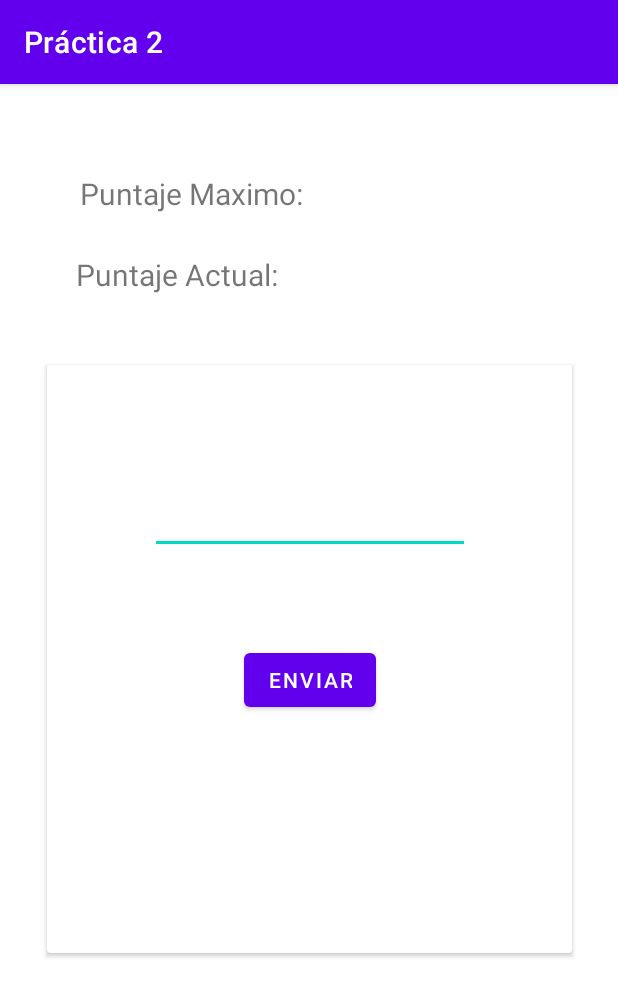
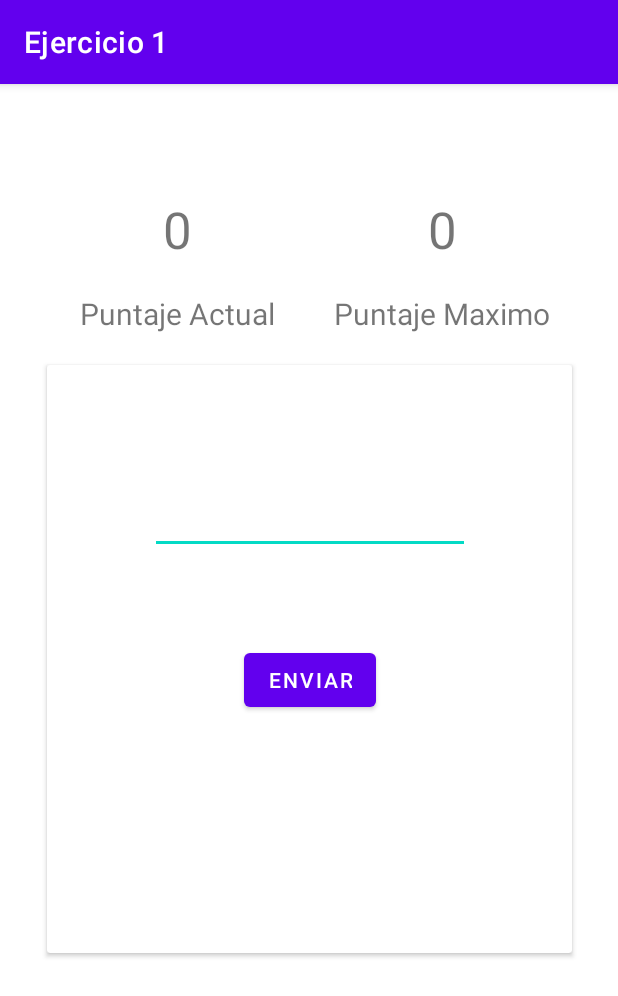
Before and after one commit to Augus611/Practica-2, an Android app: the Ejercicio1 screen opened directly, with no data from a screen before it, after a tap on "ENVIAR", on a phone screen of 412 x 824 dp. Shown: the top 996 px of the screen. Run offline under Robolectric (Android 15) with nearby library versions, the phone set to English and light mode, and no system bars.

Commit message:
Cambié el layout de la Práctica 1 y ahora muestra los puntajes actual y máximo.

```diff
--- a/app/src/main/AndroidManifest.xml
+++ b/app/src/main/AndroidManifest.xml
@@ -11,6 +11,7 @@
         android:theme="@style/Theme.Practica2">
         <activity
             android:name=".Ejercicio1"
+            android:label="Ejercicio 1"
             android:exported="false" />
         <activity
             android:name=".MainActivity"
--- a/app/src/main/java/com/grupo4/practica2/Ejercicio1.kt
+++ b/app/src/main/java/com/grupo4/practica2/Ejercicio1.kt
@@ -6,6 +6,7 @@ import androidx.appcompat.app.AppCompatActivity
 import android.os.Bundle
 import android.view.View
 import android.widget.EditText
+import android.widget.TextView
 import android.widget.Toast
 
 class Ejercicio1 : AppCompatActivity() {
@@ -16,15 +17,20 @@ class Ejercicio1 : AppCompatActivity() {
         super.onCreate(savedInstanceState)
         setContentView(R.layout.activity_ejercicio1)
         sharedPreferences = getSharedPreferences("puntajeMaximo", Context.MODE_PRIVATE)
+        val puntajeMaximo = sharedPreferences.getInt("puntajeMaximo", 0)
+        val textViewPuntajeMaximo = findViewById<TextView>(R.id.textViewPuntajeMaximo)
+        textViewPuntajeMaximo.text = puntajeMaximo.toString()
+        actualizarPuntajeActual()
     }
     fun numeroAleatorio(view: View) {
         // Genera un número aleatorio del 1 al 5 y lo compara con el ingresado por el usuario.
         val numeroAleatorio = (1..5).random()
-        val numeroUsuario = findViewById<EditText>(R.id.input_numero).text.toString().toIntOrNull() ?: 0
+        val editTextNumeroUsuario = findViewById<EditText>(R.id.input_numero)
+        val numeroUsuario = editTextNumeroUsuario.text.toString().toIntOrNull() ?: 0
         if (numeroAleatorio == numeroUsuario) {
             puntajeActual += 10
+            actualizarPuntajeActual()
             intentos = 5
-            return
         } else {
             intentos--
             if (intentos == 0) {
@@ -33,11 +39,19 @@ class Ejercicio1 : AppCompatActivity() {
                     val edit = sharedPreferences.edit()
                     edit.putInt("puntajeMaximo", puntajeActual)
                     edit.apply()
+                    actualizarPuntajeActual()
+                    findViewById<TextView>(R.id.textViewPuntajeMaximo).text = puntajeActual.toString()
                     Toast.makeText(this,"¡Nuevo puntaje máximo!",Toast.LENGTH_SHORT).show()
                 }
+                puntajeActual = 0
+                actualizarPuntajeActual()
                 intentos = 5
-                return
             }
         }
+        editTextNumeroUsuario.setText("")
+        return
+    }
+    fun actualizarPuntajeActual() {
+        findViewById<TextView>(R.id.textViewPuntajeActual).text = puntajeActual.toString()
     }
 }
--- a/app/src/main/res/layout/activity_ejercicio1.xml
+++ b/app/src/main/res/layout/activity_ejercicio1.xml
@@ -8,31 +8,25 @@
 
     <TextView
         android:id="@+id/label_puntajemax"
-        android:layout_width="192dp"
-        android:layout_height="39dp"
+        android:layout_width="173dp"
+        android:layout_height="36dp"
+        android:layout_marginBottom="16dp"
         android:gravity="center"
-        android:text="Puntaje Maximo:"
+        android:text="Puntaje Maximo"
         android:textSize="20sp"
         app:layout_constraintBottom_toTopOf="@+id/cardView"
-        app:layout_constraintEnd_toEndOf="parent"
-        app:layout_constraintHorizontal_bias="0.141"
-        app:layout_constraintStart_toStartOf="parent"
-        app:layout_constraintTop_toTopOf="parent"
-        app:layout_constraintVertical_bias="0.361" />
+        app:layout_constraintEnd_toEndOf="@+id/cardView" />
 
     <TextView
         android:id="@+id/label_puntajeActual"
         android:layout_width="173dp"
-        android:layout_height="43dp"
+        android:layout_height="36dp"
+        android:layout_marginBottom="16dp"
         android:gravity="center"
-        android:text="Puntaje Actual:"
+        android:text="Puntaje Actual"
         android:textSize="20sp"
         app:layout_constraintBottom_toTopOf="@+id/cardView"
-        app:layout_constraintEnd_toEndOf="parent"
-        app:layout_constraintHorizontal_bias="0.13"
-        app:layout_constraintStart_toStartOf="parent"
-        app:layout_constraintTop_toBottomOf="@+id/label_puntajemax"
-        app:layout_constraintVertical_bias="0.25" />
+        app:layout_constraintStart_toStartOf="@+id/cardView" />
 
     <androidx.cardview.widget.CardView
         android:id="@+id/cardView"
@@ -75,4 +69,26 @@
 
         </androidx.constraintlayout.widget.ConstraintLayout>
     </androidx.cardview.widget.CardView>
+
+    <TextView
+        android:id="@+id/textViewPuntajeMaximo"
+        android:layout_width="wrap_content"
+        android:layout_height="wrap_content"
+        android:layout_marginBottom="16dp"
+        android:text="0"
+        android:textSize="34sp"
+        app:layout_constraintBottom_toTopOf="@+id/label_puntajemax"
+        app:layout_constraintEnd_toEndOf="@+id/label_puntajemax"
+        app:layout_constraintStart_toStartOf="@+id/label_puntajemax" />
+
+    <TextView
+        android:id="@+id/textViewPuntajeActual"
+        android:layout_width="wrap_content"
+        android:layout_height="wrap_content"
+        android:layout_marginBottom="16dp"
+        android:text="0"
+        android:textSize="34sp"
+        app:layout_constraintBottom_toTopOf="@+id/label_puntajeActual"
+        app:layout_constraintEnd_toEndOf="@+id/label_puntajeActual"
+        app:layout_constraintStart_toStartOf="@+id/label_puntajeActual" />
 </androidx.constraintlayout.widget.ConstraintLayout>
```
